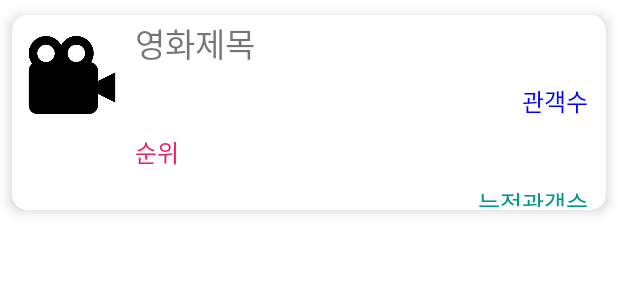
After one commit to jeun98/21173048_movie, an Android app: the layout movie_item.xml on its own in the app's theme, with its tools: preview values and no code run, on a phone screen of 412 x 824 dp. The commit adds this screen. Shown: the top 300 px of the screen. Run offline under Robolectric (Android 15) with nearby library versions, the phone set to English and light mode, and no system bars; network calls fail.

Commit message:
21173048_차지은_기말과제

```diff
--- /dev/null
+++ b/app/src/main/res/layout/movie_item.xml
@@ -0,0 +1,81 @@
+<?xml version="1.0" encoding="utf-8"?>
+<LinearLayout xmlns:android="http://schemas.android.com/apk/res/android"
+    android:layout_width="match_parent"
+    android:layout_height="wrap_content"
+    xmlns:app="http://schemas.android.com/apk/res-auto"
+    android:orientation="vertical">
+
+    <androidx.cardview.widget.CardView
+        android:layout_width="match_parent"
+        android:layout_height="wrap_content"
+        android:layout_marginLeft="8dp"
+        android:layout_marginRight="8dp"
+        android:layout_marginTop="10dp"
+        android:layout_marginBottom="10dp"
+        app:cardBackgroundColor="#FFFFFFFF"
+        app:cardCornerRadius="10dp"
+        app:cardElevation="5dp">
+
+        <LinearLayout
+            android:layout_width="match_parent"
+            android:layout_height="130dp"
+            android:orientation="horizontal">
+
+            <ImageView
+                android:layout_width="80dp"
+                android:layout_height="80dp"
+                android:padding="5dp"
+                app:srcCompat="@drawable/movie" />
+
+            <LinearLayout
+                android:layout_width="match_parent"
+                android:layout_height="match_parent"
+                android:layout_margin="2dp"
+                android:layout_weight="1"
+                android:orientation="vertical">
+
+                <TextView
+                    android:id="@+id/movieName"
+                    android:layout_width="match_parent"
+                    android:layout_height="wrap_content"
+                    android:maxLines="1"
+                    android:text="영화제목"
+                    android:textSize="22sp" />
+
+                <TextView
+                    android:id="@+id/peopleCount"
+                    android:layout_width="match_parent"
+                    android:layout_height="wrap_content"
+                    android:layout_marginTop="10dp"
+                    android:gravity="right"
+                    android:paddingRight="10dp"
+                    android:text="관객수"
+                    android:textColor="#FF0000FF"
+                    android:textSize="16sp" />
+
+                <TextView
+                    android:id="@+id/ranking"
+                    android:layout_width="match_parent"
+                    android:layout_height="wrap_content"
+                    android:layout_marginTop="10dp"
+                    android:gravity="left"
+                    android:paddingRight="10dp"
+                    android:text="순위"
+                    android:textColor="#E91E63"
+                    android:textSize="16sp" />
+
+                <TextView
+                    android:id="@+id/totalCount"
+                    android:layout_width="match_parent"
+                    android:layout_height="wrap_content"
+                    android:layout_marginTop="10dp"
+                    android:gravity="right"
+                    android:paddingRight="10dp"
+                    android:text="누적관객수"
+                    android:textColor="#009688"
+                    android:textSize="16sp" />
+
+            </LinearLayout>
+        </LinearLayout>
+    </androidx.cardview.widget.CardView>
+</LinearLayout>
```
Also changed, not shown: app/src/main/java/com/example/a11st_app/MainActivity.java (+22 -4 lines), app/src/main/java/com/example/a11st_app/MovieAdapter.java (added, +68 -0 lines), app/src/main/res/layout/activity_main.xml (+5 -13 lines), app/src/main/res/drawable/movie.png (added).
